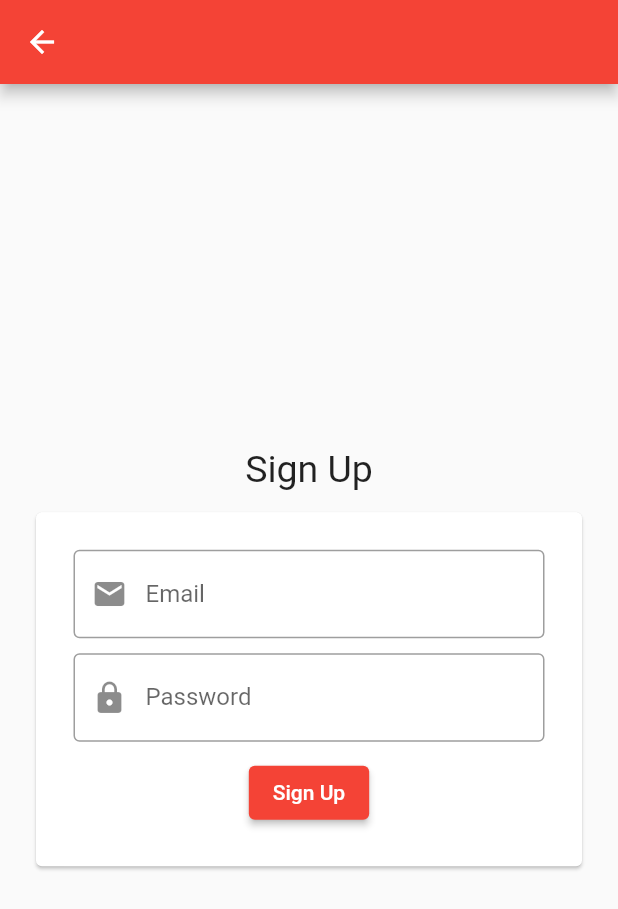
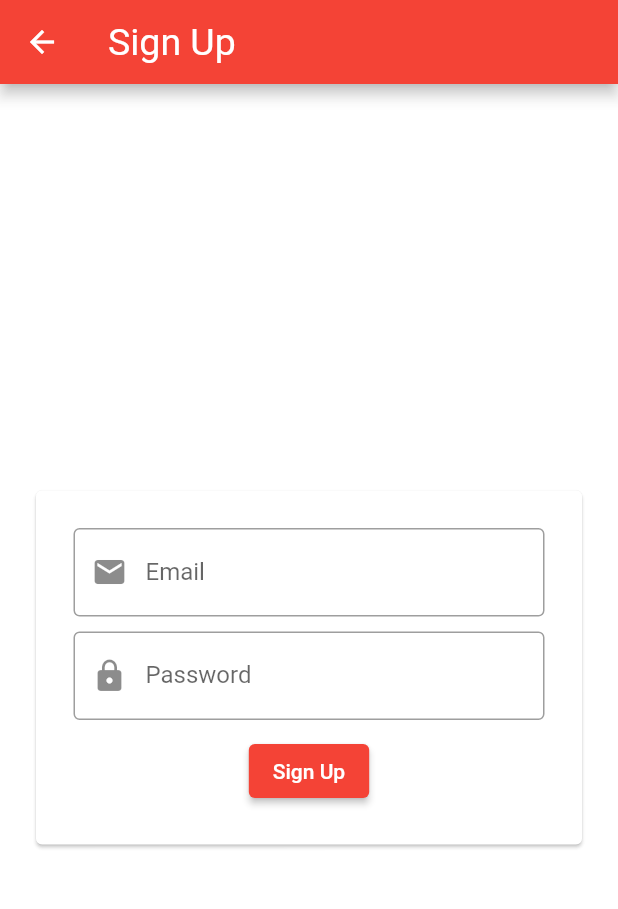
Before and after one commit to jecode93/Social_Signin_App, a Flutter app: the SignInForm screen opened directly, after a tap on "Sign Up", on a phone screen of 412 x 824 dp. Shown: the top 909 px of the screen. Run offline on Flutter 3.47's test engine with Material 2 defaults, Android fonts, the phone set to English and light mode, and no system bars; our stand-ins replace firebase_core, google_fonts; accounts and stored records are empty.

Commit message:
Add backgroun color to Scaffold and Remove push replacement from Sign In with email navigator

```diff
--- a/lib/screens/login_page.dart
+++ b/lib/screens/login_page.dart
@@ -34,7 +34,17 @@ class _SignInFormState extends State<SignInForm> {
   @override
   Widget build(BuildContext context) {
     return Scaffold(
-      appBar: AppBar(),
+      backgroundColor: Color.fromARGB(179, 255, 255, 255),
+      appBar: AppBar(
+        title: Text(
+          'Sign In',
+          style: GoogleFonts.roboto(
+            fontSize: 25.0,
+            fontWeight: FontWeight.w400,
+            color: Colors.white,
+          ),
+        ),
+      ),
       body: Center(
         child: Form(
           key: _formKey,
@@ -43,13 +53,6 @@ class _SignInFormState extends State<SignInForm> {
             child: SingleChildScrollView(
               child: Column(
                 children: [
-                  Text(
-                    'Sign In Page',
-                    style: GoogleFonts.roboto(
-                      fontSize: 25.0,
-                      fontWeight: FontWeight.w400,
-                    ),
-                  ),
                   SizedBox(
                     height: 20.0,
                   ),
--- a/lib/screens/sign_up_page.dart
+++ b/lib/screens/sign_up_page.dart
@@ -38,7 +38,17 @@ class _RegistrationFormsState extends State<RegistrationForms> {
   @override
   Widget build(BuildContext context) {
     return Scaffold(
-      appBar: AppBar(),
+      backgroundColor: Color.fromARGB(179, 255, 255, 255),
+      appBar: AppBar(
+        title: Text(
+          'Sign Up',
+          style: GoogleFonts.roboto(
+            fontSize: 25.0,
+            fontWeight: FontWeight.w400,
+            color: Colors.white,
+          ),
+        ),
+      ),
       body: Center(
         child: Form(
           key: _formKey,
@@ -47,13 +57,6 @@ class _RegistrationFormsState extends State<RegistrationForms> {
             child: SingleChildScrollView(
               child: Column(
                 children: [
-                  Text(
-                    'Sign Up',
-                    style: GoogleFonts.roboto(
-                      fontSize: 25.0,
-                      fontWeight: FontWeight.w400,
-                    ),
-                  ),
                   SizedBox(
                     height: 10.0,
                   ),
--- a/lib/widget/sign_in_button.dart
+++ b/lib/widget/sign_in_button.dart
@@ -35,7 +35,7 @@ class SignInButtons extends StatelessWidget {
             buttonColor: Colors.red,
             textColor: Colors.white,
             onPressed: () {
-              Navigator.pushReplacement(
+              Navigator.push(
                 context,
                 MaterialPageRoute(
                   builder: (context) => SignInForm(),
```
